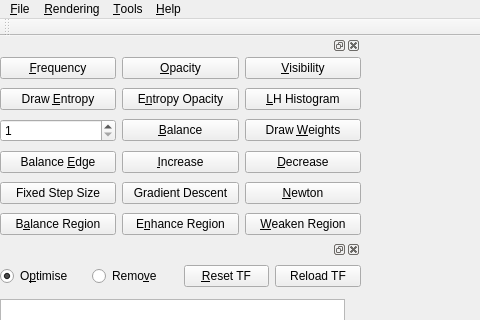
Old version of the form VolumeRenderer/mainwindow.ui in the repository luosz/volume-visualiser; both pictures show x 0 to 480 and y 0 to 320 of the 1210 by 720 pixel window.
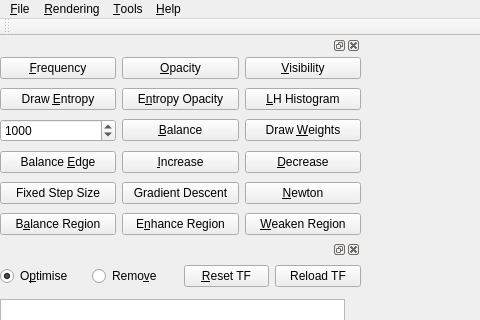
New version of the form.

Diff of the .ui file:
```diff
--- a/VolumeRenderer/mainwindow.ui
+++ b/VolumeRenderer/mainwindow.ui
@@ -258,7 +258,7 @@
           <number>65536</number>
          </property>
          <property name="value">
-          <number>1</number>
+          <number>1000</number>
          </property>
         </widget>
        </item>
```
